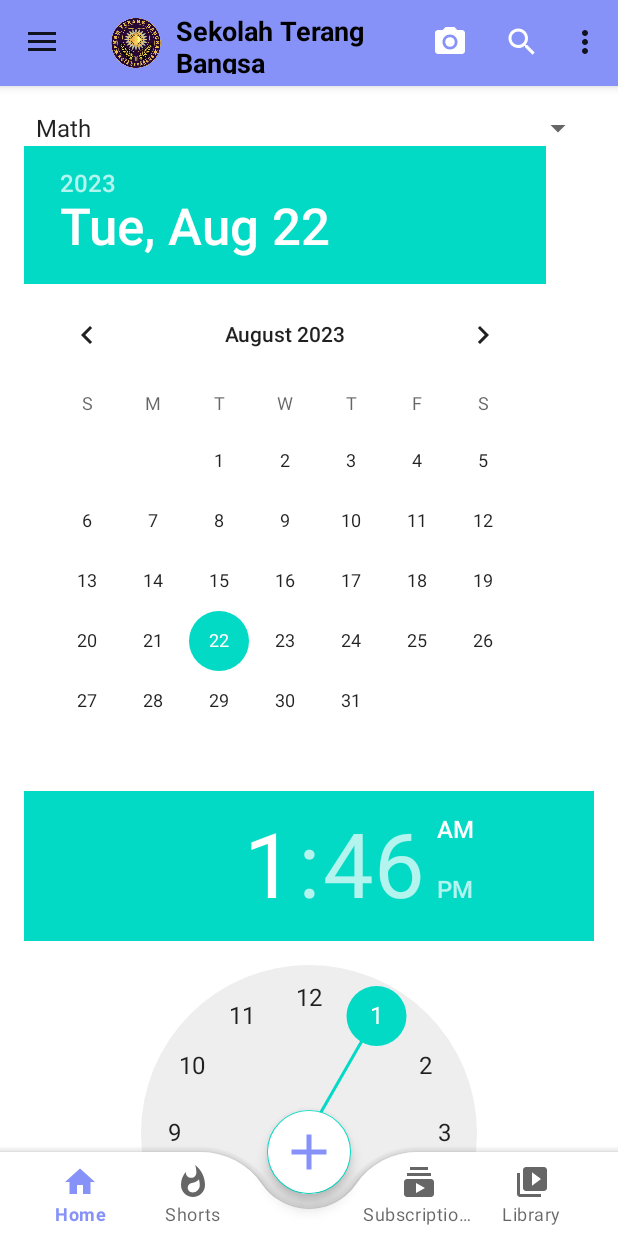
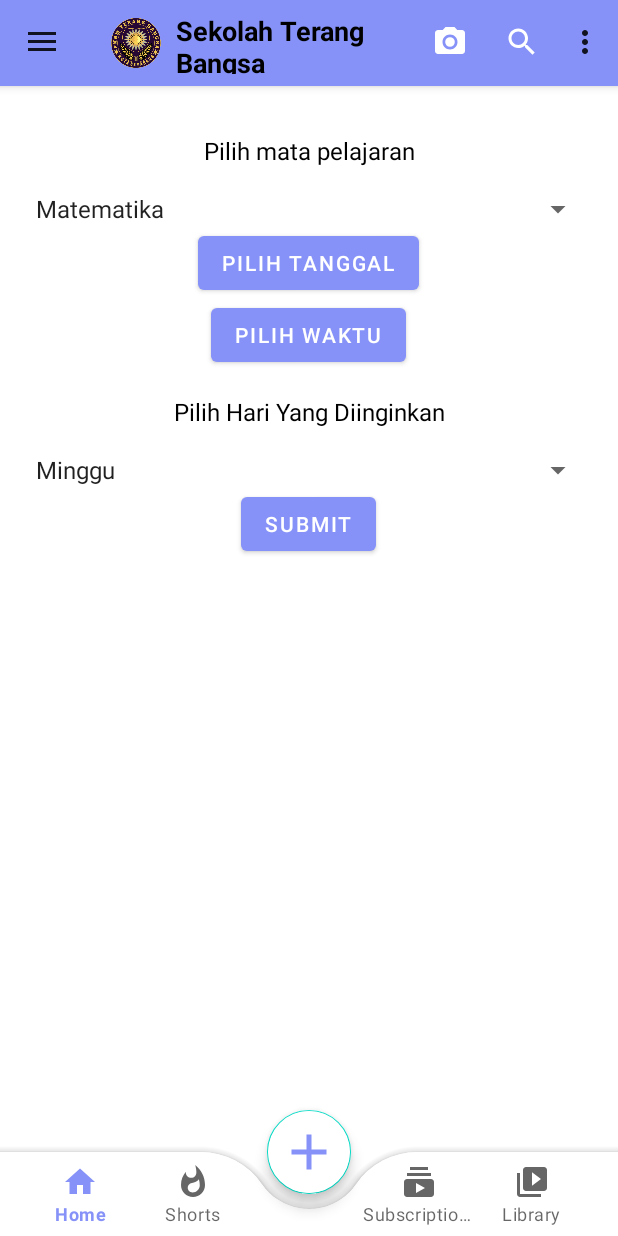
Before and after one commit to projectaditya123/menuandroid, an Android app: the fragment JadwalPelajaran placed in its activity, on a phone screen of 412 x 824 dp. Run offline under Robolectric (Android 15) with nearby library versions, the phone set to English and light mode, and no system bars; 2 statements that could not run were skipped.

Commit message:
modif jadwal

```diff
--- a/app/src/main/java/com/example/tes/JadwalPelajaran.java
+++ b/app/src/main/java/com/example/tes/JadwalPelajaran.java
@@ -22,33 +22,8 @@ public class JadwalPelajaran extends Fragment {
     private DatePicker datePicker;
     private TimePicker timePicker;
     private Spinner spinnerDays;
-
-    private static final String ARG_PARAM1 = "param1";
-    private static final String ARG_PARAM2 = "param2";
-    private String mParam1;
-    private String mParam2;
-
-    public JadwalPelajaran() {
-        // Required empty public constructor
-    }
-
-    public static JadwalPelajaran newInstance(String param1, String param2) {
-        JadwalPelajaran fragment = new JadwalPelajaran();
-        Bundle args = new Bundle();
-        args.putString(ARG_PARAM1, param1);
-        args.putString(ARG_PARAM2, param2);
-        fragment.setArguments(args);
-        return fragment;
-    }
-
-    @Override
-    public void onCreate(Bundle savedInstanceState) {
-        super.onCreate(savedInstanceState);
-        if (getArguments() != null) {
-            mParam1 = getArguments().getString(ARG_PARAM1);
-            mParam2 = getArguments().getString(ARG_PARAM2);
-        }
-    }
+    private Button openDatePickerButton;
+    private Button openTimePickerButton;
 
     @Override
     public View onCreateView(LayoutInflater inflater, ViewGroup container,
@@ -62,6 +37,24 @@ public class JadwalPelajaran extends Fragment {
         datePicker = rootView.findViewById(R.id.datePicker);
         timePicker = rootView.findViewById(R.id.timePicker);
         spinnerDays = rootView.findViewById(R.id.spinnerDays);
+        openDatePickerButton = rootView.findViewById(R.id.openDatePickerButton);
+        openTimePickerButton = rootView.findViewById(R.id.openTimePickerButton);
+
+        openDatePickerButton.setOnClickListener(new View.OnClickListener() {
+            @Override
+            public void onClick(View v) {
+                datePicker.setVisibility(View.VISIBLE);
+                timePicker.setVisibility(View.GONE);
+            }
+        });
+
+        openTimePickerButton.setOnClickListener(new View.OnClickListener() {
+            @Override
+            public void onClick(View v) {
+                datePicker.setVisibility(View.GONE);
+                timePicker.setVisibility(View.VISIBLE);
+            }
+        });
 
         ArrayAdapter<CharSequence> adapter = ArrayAdapter.createFromResource(
                 requireContext(),
@@ -90,8 +83,16 @@ public class JadwalPelajaran extends Fragment {
                 int month = datePicker.getMonth() + 1; // Month is 0-based
                 int year = datePicker.getYear();
 
-                int hour = timePicker.getHour();
-                int minute = timePicker.getMinute();
+                int hour;
+                int minute;
+
+                if (android.os.Build.VERSION.SDK_INT >= android.os.Build.VERSION_CODES.M) {
+                    hour = timePicker.getHour();
+                    minute = timePicker.getMinute();
+                } else {
+                    hour = timePicker.getCurrentHour();
+                    minute = timePicker.getCurrentMinute();
+                }
 
                 String dateTime = day + "/" + month + "/" + year + " " + hour + ":" + minute;
 
--- a/app/src/main/res/layout/fragment_jadwal_pelajaran.xml
+++ b/app/src/main/res/layout/fragment_jadwal_pelajaran.xml
@@ -10,6 +10,14 @@
 
     <!-- Existing layout code ... -->
 
+    <TextView
+        android:layout_width="match_parent"
+        android:layout_height="wrap_content"
+        android:text="Pilih mata pelajaran"
+        android:textSize="16sp"
+        android:textColor="@android:color/black"
+        android:gravity="center"
+        android:padding="16dp"/>
     <Spinner
         android:id="@+id/spinnerSubjects"
         android:layout_width="match_parent"
@@ -17,16 +25,41 @@
         android:entries="@array/subjects"
         android:prompt="@string/select_subject_prompt"/>
 
+    <Button
+        android:id="@+id/openDatePickerButton"
+        android:layout_width="wrap_content"
+        android:layout_height="wrap_content"
+        android:text="Pilih tanggal"
+        android:layout_gravity="center"/>
+
     <DatePicker
         android:id="@+id/datePicker"
         android:layout_width="match_parent"
         android:layout_height="wrap_content"
+        android:visibility="gone"
         android:calendarViewShown="false"/>
+
+    <Button
+        android:id="@+id/openTimePickerButton"
+        android:layout_width="wrap_content"
+        android:layout_height="wrap_content"
+        android:text="pilih waktu"
+        android:layout_gravity="center"/>
 
     <TimePicker
         android:id="@+id/timePicker"
         android:layout_width="match_parent"
-        android:layout_height="wrap_content"/>
+        android:layout_height="wrap_content"
+        android:visibility="gone"/>
+
+    <TextView
+        android:layout_width="match_parent"
+        android:layout_height="wrap_content"
+        android:text="Pilih Hari Yang Diinginkan"
+        android:textSize="16sp"
+        android:textColor="@android:color/black"
+        android:gravity="center"
+        android:padding="16dp"/>
 
     <Spinner
         android:id="@+id/spinnerDays"
--- a/app/src/main/res/values/strings.xml
+++ b/app/src/main/res/values/strings.xml
@@ -9,22 +9,22 @@
     <string name="Subject_Selector">Subject Selector</string>
     <string name="select_subject_prompt">Select a subject</string>
     <string-array name="subjects">
-        <item>Math</item>
-        <item>Science</item>
-        <item>History</item>
-        <item>English</item>
+        <item>Matematika</item>
+        <item>Ipa</item>
+        <item>Sejarah</item>
+        <item>Inggris</item>
         <item>Indonesia</item>
         <item>Agama</item>
     </string-array>
     <string name="select_day_prompt">Select a day</string>
     <string-array name="days">
-        <item>Sunday</item>
-        <item>Monday</item>
-        <item>Tuesday</item>
-        <item>Wednesday</item>
-        <item>Thursday</item>
-        <item>Friday</item>
-        <item>Saturday</item>
+        <item>Minggu</item>
+        <item>Senin</item>
+        <item>Selasa</item>
+        <item>Rabu</item>
+        <item>Kamis</item>
+        <item>Jumat</item>
+        <item>Sabtu</item>
     </string-array>
 
 </resources>
```
